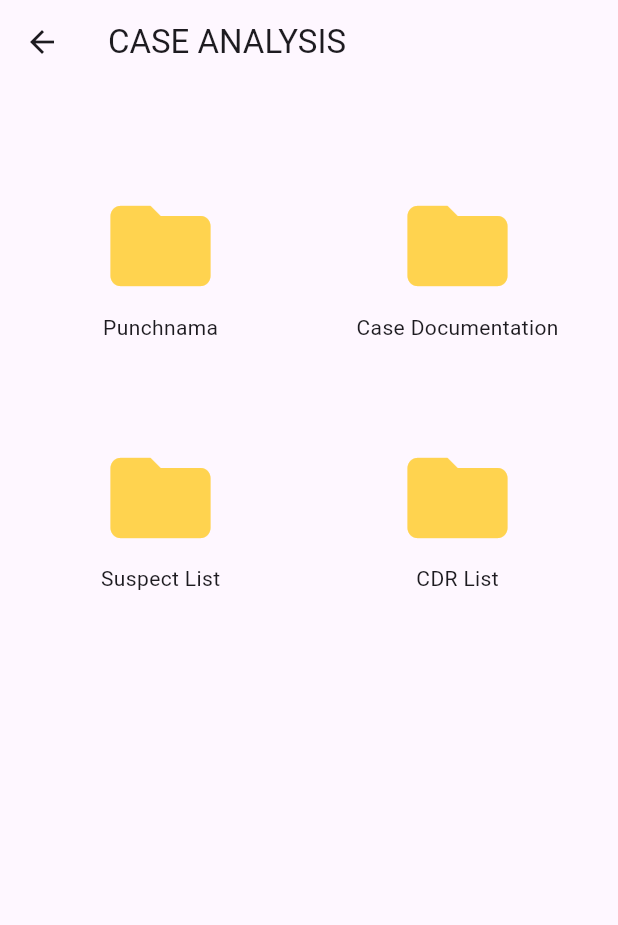
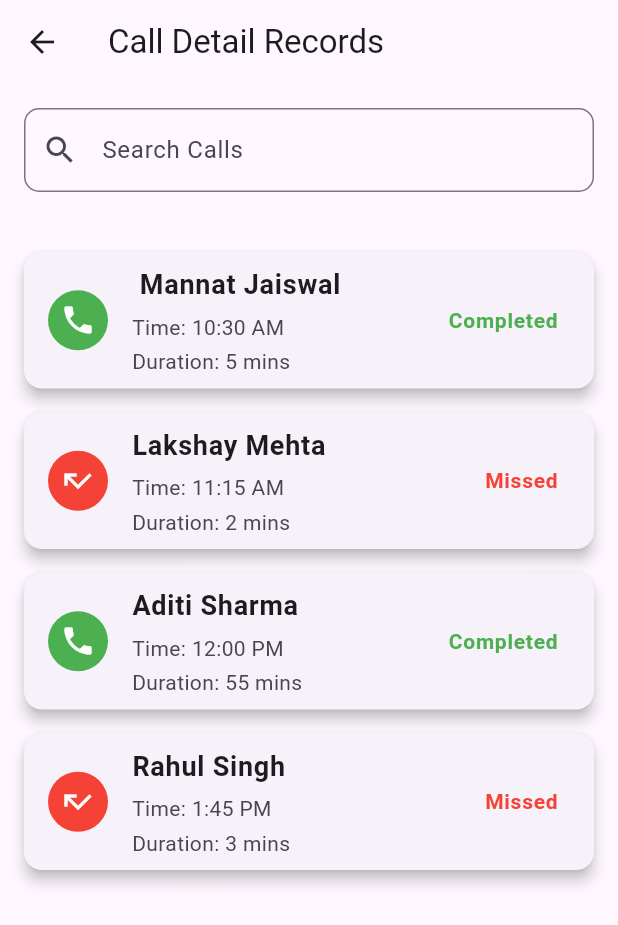
Before and after one commit to iammannat03/sih-24, a Flutter app: the CaseAnalysis screen opened directly with empty values, after a tap on "CDR List", on a phone screen of 412 x 824 dp. Shown: the top 925 px of the screen. Run offline on Flutter 3.47's test engine with Material 3 defaults, Android fonts, the light colour scheme and no system bars; our stand-ins replace file_picker, shared_preferences; accounts and stored records are empty.

Commit message:
Add File feature Implemented

```diff
--- /dev/null
+++ b/lib/pages/call_detail_record.dart
@@ -0,0 +1,139 @@
+import 'package:flutter/material.dart';
+
+class CallDetailRecord extends StatefulWidget {
+  const CallDetailRecord({super.key});
+
+  @override
+  _CallDetailRecordState createState() => _CallDetailRecordState();
+}
+
+class _CallDetailRecordState extends State<CallDetailRecord> {
+  // Hardcoded list of call records
+  final List<Map<String, String>> callRecords = [
+    {
+      'caller': ' Mannat Jaiswal',
+      'time': '10:30 AM',
+      'duration': '5 mins',
+      'status': 'Completed',
+    },
+    {
+      'caller': 'Lakshay Mehta',
+      'time': '11:15 AM',
+      'duration': '2 mins',
+      'status': 'Missed',
+    },
+    {
+      'caller': 'Aditi Sharma',
+      'time': '12:00 PM',
+      'duration': '55 mins',
+      'status': 'Completed',
+    },
+    {
+      'caller': 'Rahul Singh',
+      'time': '1:45 PM',
+      'duration': '3 mins',
+      'status': 'Missed',
+    },
+  ];
+
+  List<Map<String, String>> filteredRecords = [];
+
+  final TextEditingController _searchController = TextEditingController();
+
+  @override
+  void initState() {
+    super.initState();
+    filteredRecords = callRecords;
+    _searchController.addListener(_filterRecords);
+  }
+
+  @override
+  void dispose() {
+    _searchController.dispose();
+    super.dispose();
+  }
+
+  void _filterRecords() {
+    final query = _searchController.text.toLowerCase();
+    setState(() {
+      filteredRecords = callRecords
+          .where((record) =>
+              record['caller']!.toLowerCase().contains(query) ||
+              record['status']!.toLowerCase().contains(query))
+          .toList();
+    });
+  }
+
+  @override
+  Widget build(BuildContext context) {
+    return Scaffold(
+      appBar: AppBar(
+        title: const Text('Call Detail Records'),
+      ),
+      body: Column(
+        children: [
+          Padding(
+            padding: const EdgeInsets.all(16.0),
+            child: TextField(
+              controller: _searchController,
+              decoration: InputDecoration(
+                labelText: 'Search Calls',
+                hintText: 'Enter caller name or status',
+                prefixIcon: const Icon(Icons.search),
+                border: OutlineInputBorder(
+                  borderRadius: BorderRadius.circular(10.0),
+                ),
+              ),
+            ),
+          ),
+          Expanded(
+            child: ListView.builder(
+              padding: const EdgeInsets.all(16.0),
+              itemCount: filteredRecords.length,
+              itemBuilder: (context, index) {
+                final record = filteredRecords[index];
+                return _buildCallRecordTile(record);
+              },
+            ),
+          ),
+        ],
+      ),
+    );
+  }
+
+  Widget _buildCallRecordTile(Map<String, String> record) {
+    return Card(
+      margin: const EdgeInsets.symmetric(vertical: 8.0),
+      elevation: 4.0,
+      child: ListTile(
+        leading: CircleAvatar(
+          backgroundColor:
+              record['status'] == 'Missed' ? Colors.red : Colors.green,
+          child: Icon(
+            record['status'] == 'Missed' ? Icons.call_missed : Icons.phone,
+            color: Colors.white,
+          ),
+        ),
+        title: Text(record['caller'] ?? '',
+            style:
+                const TextStyle(fontSize: 18.0, fontWeight: FontWeight.bold)),
+        subtitle: Column(
+          crossAxisAlignment: CrossAxisAlignment.start,
+          children: [
+            const SizedBox(height: 5),
+            Text('Time: ${record['time']}',
+                style: const TextStyle(fontSize: 14.0)),
+            const SizedBox(height: 3),
+            Text('Duration: ${record['duration']}',
+                style: const TextStyle(fontSize: 14.0)),
+          ],
+        ),
+        trailing: Text(record['status'] ?? '',
+            style: TextStyle(
+                fontSize: 14.0,
+                color: record['status'] == 'Missed' ? Colors.red : Colors.green,
+                fontWeight: FontWeight.bold)),
+      ),
+    );
+  }
+}
--- a/lib/pages/case_analysis.dart
+++ b/lib/pages/case_analysis.dart
@@ -1,6 +1,9 @@
 //this is the page which has case details. Panchnama, Sus list etc. below handle the punchnama folder click, and others too except the sus list
 
 import 'package:flutter/material.dart';
+import 'package:spynetra_tmp/pages/call_detail_record.dart';
+import 'package:spynetra_tmp/pages/case_documentation.dart';
+import 'package:spynetra_tmp/pages/punch_screen.dart';
 import 'package:spynetra_tmp/widgets/folders.dart';
 import 'package:spynetra_tmp/pages/suspect_list.dart';
 
@@ -54,14 +57,25 @@ class CaseAnalysis extends StatelessWidget {
                         FolderIcon(
                           text: 'Punchnama',
                           onTap: () {
-                            // Handle Punchnama folder click
+                            Navigator.push(
+                              context,
+                              MaterialPageRoute(
+                                builder: (context) =>
+                                    PunchScreen(caseTitle: caseTitle),
+                              ),
+                            );
                           },
                           iconSize: iconSize,
                         ),
                         FolderIcon(
                           text: 'Case Documentation',
                           onTap: () {
-                            // Handle Case Documentation folder click
+                            Navigator.push(
+                              context,
+                              MaterialPageRoute(
+                                builder: (context) => const CaseDocumentation(),
+                              ),
+                            );
                           },
                           iconSize: iconSize,
                         ),
@@ -81,7 +95,11 @@ class CaseAnalysis extends StatelessWidget {
                         FolderIcon(
                           text: 'CDR List',
                           onTap: () {
-                            // handle CDR List folder click
+                            Navigator.push(
+                                context,
+                                MaterialPageRoute(
+                                    builder: (context) =>
+                                        const CallDetailRecord()));
                           },
                           iconSize: iconSize,
                         ),
--- a/pubspec.yaml
+++ b/pubspec.yaml
@@ -37,6 +37,11 @@ dependencies:
   cupertino_icons: ^1.0.6
   intl: ^0.19.0
   shared_preferences: ^2.3.2
+  file_picker: ^8.1.2
+  archive: ^3.6.1
+  http: ^1.2.2
+  path: ^1.9.0
+  http_parser: ^4.0.2
 
 dev_dependencies:
   flutter_test:
```
Also changed, not shown: lib/pages/case_documentation.dart (added, +22 -0 lines), lib/pages/login_page.dart (+7 -0 lines), lib/pages/pdf_view.dart (+128 -6 lines), lib/pages/punch_screen.dart (added, +38 -0 lines), lib/pages/suspect_details.dart (+11 -16 lines), pubspec.lock, 6 other files.
